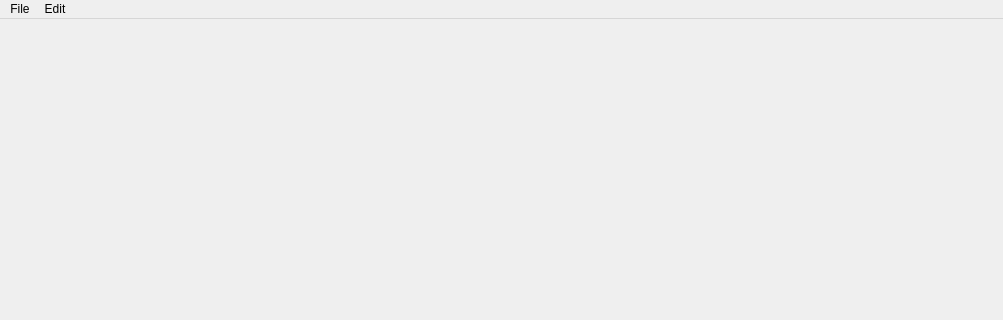
eswald/squall, file squall/gui/window.ui: the form before one commit; both pictures show x 0 to 1003 and y 0 to 320 of the 1003 by 740 pixel window.
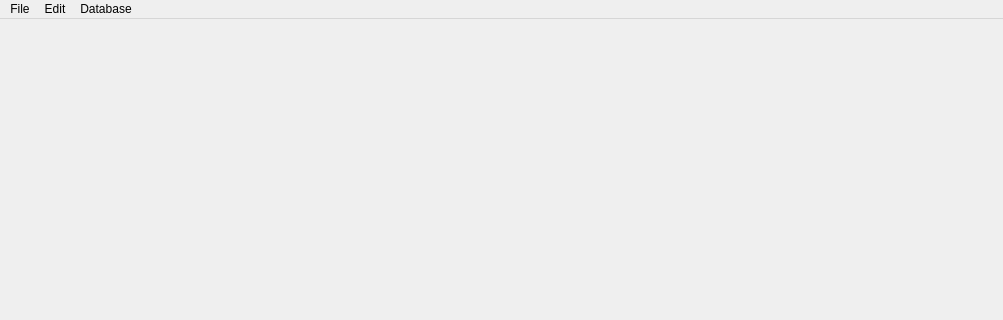
The form after the commit. Icons and pictures are not drawn.

Commit message: Filling out the tree pane on a fake database connection.

Diff of the .ui file:
```diff
--- a/squall/gui/window.ui
+++ b/squall/gui/window.ui
@@ -68,8 +68,16 @@
     <addaction name="actionCopy"/>
     <addaction name="actionPaste"/>
    </widget>
+   <widget class="QMenu" name="menuDatabase">
+    <property name="title">
+     <string>Database</string>
+    </property>
+    <addaction name="actionConnect"/>
+    <addaction name="actionExecute"/>
+   </widget>
    <addaction name="menuFile"/>
    <addaction name="menuEdit"/>
+   <addaction name="menuDatabase"/>
   </widget>
   <widget class="QStatusBar" name="statusbar"/>
   <action name="actionNew">
```
Left out of the diff: 19 changed lines with no effect on the pictures. The commit also changes 3 other files.
